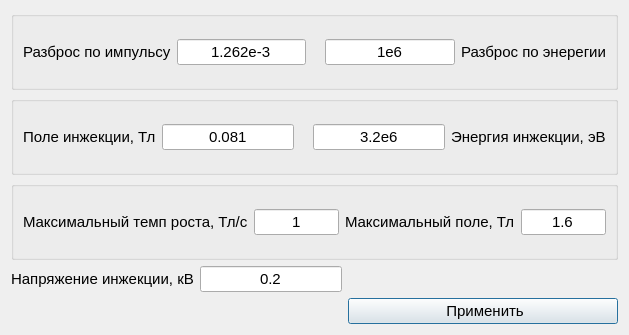
First picture: the form in userparameters.ui, repository fdult/acceptance_generator, before the edit.
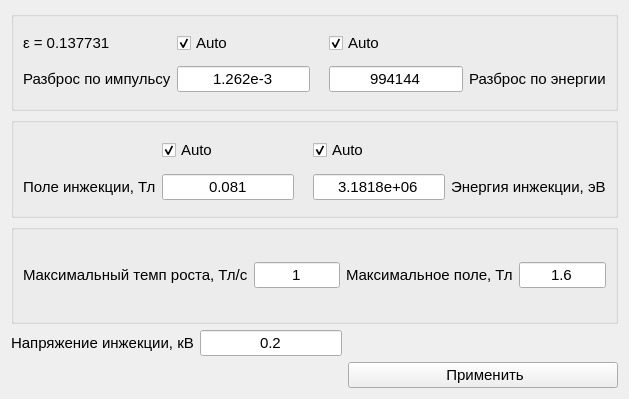
Second picture: the form after the edit. Icons and pictures are not drawn.

Patch:
```diff
--- a/userparameters.ui
+++ b/userparameters.ui
@@ -7,7 +7,7 @@
     <x>0</x>
     <y>0</y>
     <width>629</width>
-    <height>335</height>
+    <height>399</height>
    </rect>
   </property>
   <property name="focusPolicy">
@@ -19,23 +19,14 @@
   <layout class="QGridLayout" name="gridLayout_4">
    <item row="0" column="0" colspan="3">
     <widget class="QGroupBox" name="groupBox">
+     <property name="focusPolicy">
+      <enum>Qt::ClickFocus</enum>
+     </property>
      <property name="title">
       <string/>
      </property>
      <layout class="QGridLayout" name="gridLayout">
-      <item row="0" column="0">
-       <widget class="QLabel" name="label">
-        <property name="font">
-         <font>
-          <pointsize>11</pointsize>
-         </font>
-        </property>
-        <property name="text">
-         <string>Разброс по импульсу</string>
-        </property>
-       </widget>
-      </item>
-      <item row="0" column="1">
+      <item row="1" column="1">
        <widget class="QLineEdit" name="lineEdit">
         <property name="font">
          <font>
@@ -53,26 +44,7 @@
         </property>
        </widget>
       </item>
-      <item row="0" column="2">
-       <widget class="QLabel" name="label_7">
-        <property name="sizePolicy">
-         <sizepolicy hsizetype="Preferred" vsizetype="Preferred">
-          <horstretch>0</horstretch>
-          <verstretch>0</verstretch>
-         </sizepolicy>
-        </property>
-        <property name="text">
-         <string/>
-        </property>
-        <property name="pixmap">
-         <pixmap resource="resource.qrc">:/icons/icons/arrows.png</pixmap>
-        </property>
-        <property name="scaledContents">
-         <bool>true</bool>
-        </property>
-       </widget>
-      </item>
-      <item row="0" column="3">
+      <item row="1" column="3">
        <widget class="QLineEdit" name="lineEdit_2">
         <property name="font">
          <font>
@@ -83,14 +55,33 @@
          <enum>Qt::ClickFocus</enum>
         </property>
         <property name="text">
-         <string>1e6</string>
+         <string>994144</string>
         </property>
         <property name="alignment">
          <set>Qt::AlignCenter</set>
         </property>
        </widget>
       </item>
-      <item row="0" column="4">
+      <item row="1" column="2">
+       <widget class="QLabel" name="label_7">
+        <property name="sizePolicy">
+         <sizepolicy hsizetype="Preferred" vsizetype="Preferred">
+          <horstretch>0</horstretch>
+          <verstretch>0</verstretch>
+         </sizepolicy>
+        </property>
+        <property name="text">
+         <string/>
+        </property>
+        <property name="pixmap">
+         <pixmap resource="resource.qrc">:/icons/icons/arrows.png</pixmap>
+        </property>
+        <property name="scaledContents">
+         <bool>true</bool>
+        </property>
+       </widget>
+      </item>
+      <item row="1" column="4">
        <widget class="QLabel" name="label_2">
         <property name="font">
          <font>
@@ -98,7 +89,61 @@
          </font>
         </property>
         <property name="text">
-         <string>Разброс по энерегии</string>
+         <string>Разброс по энергии</string>
+        </property>
+       </widget>
+      </item>
+      <item row="0" column="0">
+       <widget class="QLabel" name="label_e">
+        <property name="font">
+         <font>
+          <pointsize>11</pointsize>
+         </font>
+        </property>
+        <property name="text">
+         <string>ε = 0.137731</string>
+        </property>
+       </widget>
+      </item>
+      <item row="1" column="0">
+       <widget class="QLabel" name="label">
+        <property name="font">
+         <font>
+          <pointsize>11</pointsize>
+         </font>
+        </property>
+        <property name="text">
+         <string>Разброс по импульсу</string>
+        </property>
+       </widget>
+      </item>
+      <item row="0" column="1">
+       <widget class="QCheckBox" name="checkBox">
+        <property name="font">
+         <font>
+          <pointsize>11</pointsize>
+         </font>
+        </property>
+        <property name="text">
+         <string>Auto</string>
+        </property>
+        <property name="checked">
+         <bool>true</bool>
+        </property>
+       </widget>
+      </item>
+      <item row="0" column="3">
+       <widget class="QCheckBox" name="checkBox_2">
+        <property name="font">
+         <font>
+          <pointsize>11</pointsize>
+         </font>
+        </property>
+        <property name="text">
+         <string>Auto</string>
+        </property>
+        <property name="checked">
+         <bool>true</bool>
         </property>
        </widget>
       </item>
@@ -107,60 +152,14 @@
    </item>
    <item row="1" column="0" colspan="3">
     <widget class="QGroupBox" name="groupBox_2">
+     <property name="focusPolicy">
+      <enum>Qt::ClickFocus</enum>
+     </property>
      <property name="title">
       <string/>
      </property>
      <layout class="QGridLayout" name="gridLayout_2">
-      <item row="0" column="0">
-       <widget class="QLabel" name="label_4">
-        <property name="font">
-         <font>
-          <pointsize>11</pointsize>
-         </font>
-        </property>
-        <property name="text">
-         <string>Поле инжекции, Тл</string>
-        </property>
-       </widget>
-      </item>
-      <item row="0" column="1">
-       <widget class="QLineEdit" name="lineEdit_4">
-        <property name="font">
-         <font>
-          <pointsize>11</pointsize>
-         </font>
-        </property>
-        <property name="focusPolicy">
-         <enum>Qt::ClickFocus</enum>
-        </property>
-        <property name="text">
-         <string>0.081</string>
-        </property>
-        <property name="alignment">
-         <set>Qt::AlignCenter</set>
-        </property>
-       </widget>
-      </item>
-      <item row="0" column="2">
-       <widget class="QLabel" name="label_5">
-        <property name="sizePolicy">
-         <sizepolicy hsizetype="Preferred" vsizetype="Preferred">
-          <horstretch>0</horstretch>
-          <verstretch>0</verstretch>
-         </sizepolicy>
-        </property>
-        <property name="text">
-         <string/>
-        </property>
-        <property name="pixmap">
-         <pixmap resource="resource.qrc">:/icons/icons/arrows.png</pixmap>
-        </property>
-        <property name="scaledContents">
-         <bool>true</bool>
-        </property>
-       </widget>
-      </item>
-      <item row="0" column="3">
+      <item row="1" column="1">
        <widget class="QLineEdit" name="lineEdit_3">
         <property name="font">
          <font>
@@ -171,14 +170,14 @@
          <enum>Qt::ClickFocus</enum>
         </property>
         <property name="text">
-         <string>3.2e6</string>
+         <string>0.081</string>
         </property>
         <property name="alignment">
          <set>Qt::AlignCenter</set>
         </property>
        </widget>
       </item>
-      <item row="0" column="4">
+      <item row="1" column="4">
        <widget class="QLabel" name="label_3">
         <property name="font">
          <font>
@@ -190,11 +189,93 @@
         </property>
        </widget>
       </item>
+      <item row="1" column="2">
+       <widget class="QLabel" name="label_5">
+        <property name="sizePolicy">
+         <sizepolicy hsizetype="Preferred" vsizetype="Preferred">
+          <horstretch>0</horstretch>
+          <verstretch>0</verstretch>
+         </sizepolicy>
+        </property>
+        <property name="text">
+         <string/>
+        </property>
+        <property name="pixmap">
+         <pixmap resource="resource.qrc">:/icons/icons/arrows.png</pixmap>
+        </property>
+        <property name="scaledContents">
+         <bool>true</bool>
+        </property>
+       </widget>
+      </item>
+      <item row="1" column="3">
+       <widget class="QLineEdit" name="lineEdit_4">
+        <property name="font">
+         <font>
+          <pointsize>11</pointsize>
+         </font>
+        </property>
+        <property name="focusPolicy">
+         <enum>Qt::ClickFocus</enum>
+        </property>
+        <property name="text">
+         <string>3.1818e+06</string>
+        </property>
+        <property name="alignment">
+         <set>Qt::AlignCenter</set>
+        </property>
+       </widget>
+      </item>
+      <item row="1" column="0">
+       <widget class="QLabel" name="label_4">
+        <property name="font">
+         <font>
+          <pointsize>11</pointsize>
+         </font>
+        </property>
+        <property name="text">
+         <string>Поле инжекции, Тл</string>
+        </property>
+       </widget>
+      </item>
+      <item row="0" column="1">
+       <widget class="QCheckBox" name="checkBox_3">
+        <property name="font">
+         <font>
+          <pointsize>11</pointsize>
+         </font>
+        </property>
+        <property name="text">
+         <string>Auto</string>
+        </property>
+        <property name="checked">
+         <bool>true</bool>
+        </property>
+       </widget>
+      </item>
+      <item row="0" column="3">
+       <widget class="QCheckBox" name="checkBox_4">
+        <property name="font">
+         <font>
+          <pointsize>11</pointsize>
+         </font>
+        </property>
+        <property name="text">
+         <string>Auto</string>
+        </property>
+        <property name="checked">
+         <bool>true</bool>
+        </property>
+       </widget>
+      </item>
      </layout>
     </widget>
    </item>
    <item row="2" column="0" colspan="3">
     <widget class="QGroupBox" name="groupBox_3">
+     <property name="focusPolicy">
+      <enum>Qt::ClickFocus</enum>
+     </property>
      <property name="title">
       <string/>
      </property>
@@ -212,7 +293,7 @@
        </widget>
       </item>
       <item row="0" column="1">
-       <widget class="QLineEdit" name="lineEdit_6">
+       <widget class="QLineEdit" name="lineEdit_5">
         <property name="font">
          <font>
           <pointsize>11</pointsize>
@@ -237,12 +318,12 @@
          </font>
         </property>
         <property name="text">
-         <string>Максимальный поле, Тл</string>
+         <string>Максимальное поле, Тл</string>
         </property>
        </widget>
       </item>
       <item row="0" column="3">
-       <widget class="QLineEdit" name="lineEdit_7">
+       <widget class="QLineEdit" name="lineEdit_6">
         <property name="font">
          <font>
           <pointsize>11</pointsize>
@@ -275,7 +356,7 @@
     </widget>
    </item>
    <item row="3" column="1">
-    <widget class="QLineEdit" name="lineEdit_5">
+    <widget class="QLineEdit" name="lineEdit_7">
      <property name="sizePolicy">
       <sizepolicy hsizetype="Fixed" vsizetype="Fixed">
        <horstretch>0</horstretch>
@@ -319,7 +400,7 @@
       </font>
      </property>
      <property name="focusPolicy">
-      <enum>Qt::ClickFocus</enum>
+      <enum>Qt::NoFocus</enum>
      </property>
      <property name="text">
       <string> Применить</string>
```
